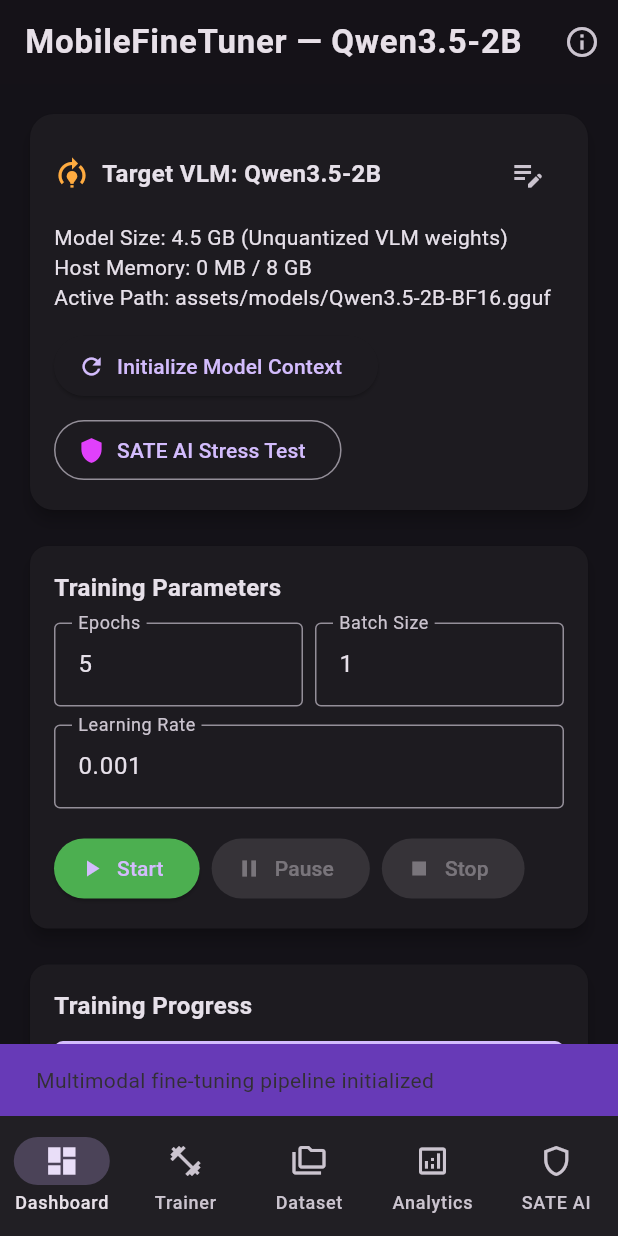
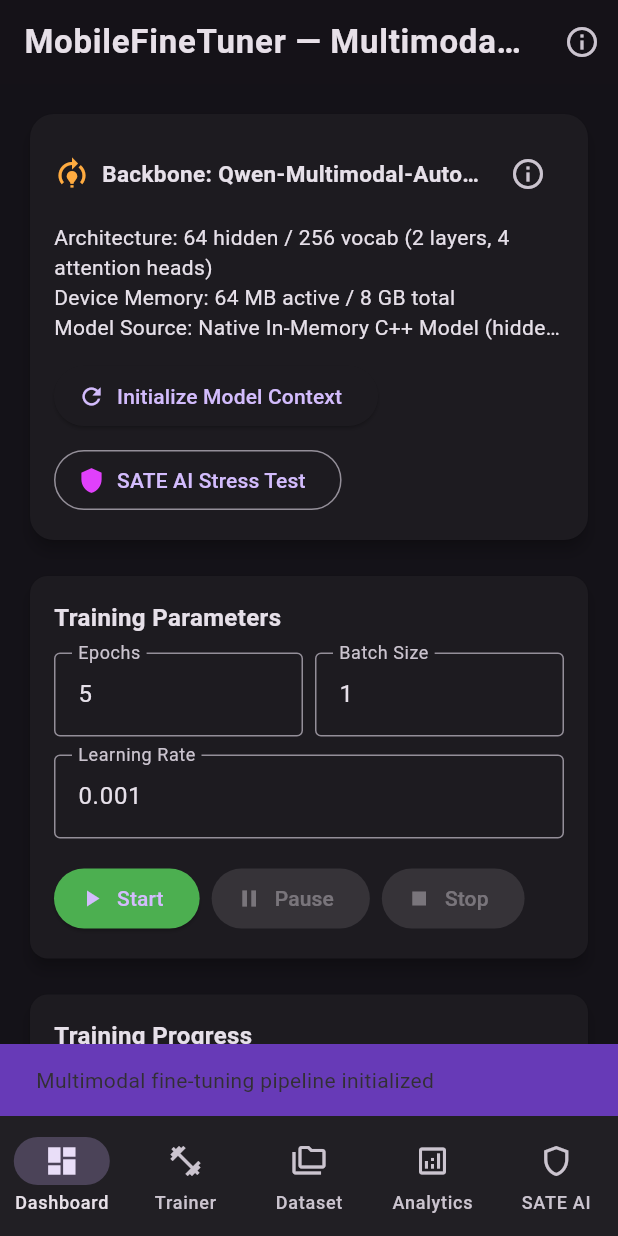
Before and after one commit to tanjirookamado602/multimodal-trainer-flutter, a Flutter app: the screen it shows after launch, after a tap on "Start", on a phone screen of 412 x 824 dp. Run offline on Flutter 3.47's test engine with Material 3 defaults, Android fonts, the phone set to English and light mode, and no system bars; our stand-ins replace fl_chart; missing offline and left inert: dart:ffi, sate_ai.

Commit message:
fix(ui): remove artificial (0, 1.0) graph start point and update labels

```diff
--- a/lib/models/model_info.dart
+++ b/lib/models/model_info.dart
@@ -22,10 +22,10 @@ class ModelStatus {
 
   ModelStatus({
     this.isLoaded = false,
-    this.modelName = 'Qwen3.5-2B',
-    this.size = '4.5 GB',
-    this.memoryUsage = '0 MB',
+    this.modelName = 'Qwen-Multimodal-Autograd (Tiny Backbone)',
+    this.size = '64 hidden / 256 vocab',
+    this.memoryUsage = '64 MB',
     this.totalMemory = '8 GB',
-    this.modelPath = 'assets/models/Qwen3.5-2B-BF16.gguf',
+    this.modelPath = 'Native In-Memory C++ Model (hidden=64, layers=2)',
   });
 }
--- a/lib/providers/training_provider.dart
+++ b/lib/providers/training_provider.dart
@@ -23,9 +23,7 @@ class TrainingProvider extends ChangeNotifier {
   String? lastCheckpointPath;
   String? lastExportedPath;
 
-  final List<FlSpot> _lossHistory = [
-    const FlSpot(0, 1.0),
-  ];
+  final List<FlSpot> _lossHistory = [];
 
   List<FlSpot> get lossHistory => List.unmodifiable(_lossHistory);
   List<String> get logs => Logger.logs;
@@ -52,7 +50,6 @@ class TrainingProvider extends ChangeNotifier {
 
     if (status.state != TrainingState.paused) {
       _lossHistory.clear();
-      _lossHistory.add(const FlSpot(0, 1.0));
     }
 
     status = TrainingStatus.running(
@@ -86,7 +83,8 @@ class TrainingProvider extends ChangeNotifier {
           loss: event.loss,
           accuracy: event.accuracy,
         );
-        Logger.log('Step ${event.step}/${event.totalSteps} (Epoch ${event.epoch}) - Loss: ${event.loss.toStringAsFixed(4)} - Real Accuracy: ${event.accuracy.toStringAsFixed(1)}%');
+        Logger.log('Step ${event.step}/${event.totalSteps} (Epoch ${event.epoch}) - Loss: ${event.loss.toStringAsFixed(4)} - GradNorm: ${event.gradientNorm.toStringAsFixed(4)} - Accuracy: ${event.accuracy.toStringAsFixed(1)}%');
+        print('[DEVICE_STEP] Step ${event.step}/${event.totalSteps} (Epoch ${event.epoch}) - Loss: ${event.loss.toStringAsFixed(4)} - GradNorm: ${event.gradientNorm.toStringAsFixed(4)} - Accuracy: ${event.accuracy.toStringAsFixed(1)}%');
         notifyListeners();
       },
       onDone: () {
--- a/lib/screens/home_screen.dart
+++ b/lib/screens/home_screen.dart
@@ -64,7 +64,7 @@ class _DashboardView extends StatelessWidget {
     return Scaffold(
       appBar: AppBar(
         title: const Text(
-          'MobileFineTuner — Qwen3.5-2B',
+          'MobileFineTuner — Multimodal Autograd',
           style: TextStyle(fontWeight: FontWeight.bold, letterSpacing: 0.5),
         ),
         centerTitle: true,
@@ -145,15 +145,17 @@ class _DashboardView extends StatelessWidget {
                               if (context.mounted) {
                                 ScaffoldMessenger.of(context).showSnackBar(
                                   SnackBar(
-                                    content: Text(ok ? 'Checkpoint saved successfully!' : 'Failed to save checkpoint'),
-                                    backgroundColor: ok ? Colors.green : Colors.red,
+                                    content: Text(ok
+                                        ? 'Checkpoint: Native C++ stub invoked (serialization not yet implemented)'
+                                        : 'Failed to call save checkpoint'),
+                                    backgroundColor: ok ? Colors.orange : Colors.red,
                                   ),
                                 );
                               }
                             }
                           : null,
                       icon: const Icon(Icons.save),
-                      label: const Text('Save Checkpoint'),
+                      label: const Text('Save Checkpoint (Stub)'),
                     ),
                     ElevatedButton.icon(
                       onPressed: provider.canExport
@@ -162,15 +164,17 @@ class _DashboardView extends StatelessWidget {
                               if (context.mounted) {
                                 ScaffoldMessenger.of(context).showSnackBar(
                                   SnackBar(
-                                    content: Text(ok ? 'Model exported to GGUF format!' : 'Failed to export model'),
-                                    backgroundColor: ok ? Colors.blueAccent : Colors.red,
+                                    content: Text(ok
+                                        ? 'GGUF Export: Native C++ stub invoked (serialization not yet implemented)'
+                                        : 'Failed to call export model'),
+                                    backgroundColor: ok ? Colors.orange : Colors.red,
                                   ),
                                 );
                               }
                             }
                           : null,
                       icon: const Icon(Icons.file_upload),
-                      label: const Text('Export Model'),
+                      label: const Text('Export Model GGUF (Stub)'),
                     ),
                   ],
                 ),
--- a/lib/widgets/loss_graph.dart
+++ b/lib/widgets/loss_graph.dart
@@ -11,7 +11,24 @@ class LossGraph extends StatelessWidget {
 
   @override
   Widget build(BuildContext context) {
-    final spots = points.isEmpty ? [const FlSpot(0, 1.0)] : points;
+    if (points.isEmpty) {
+      return Card(
+        elevation: 4,
+        shape: RoundedRectangleBorder(borderRadius: BorderRadius.circular(16)),
+        child: const Padding(
+          padding: EdgeInsets.all(24.0),
+          child: Center(
+            child: Text(
+              'No training steps recorded yet.\nPress Start to begin training.',
+              textAlign: TextAlign.center,
+              style: TextStyle(color: Colors.white70),
+            ),
+          ),
+        ),
+      );
+    }
+
+    final spots = points;
 
     return Card(
       elevation: 4,
--- a/lib/widgets/model_status_card.dart
+++ b/lib/widgets/model_status_card.dart
@@ -14,40 +14,28 @@ class ModelStatusCard extends StatelessWidget {
     showDialog(
       context: context,
       builder: (ctx) => AlertDialog(
-        title: const Text('Configure Model Weight Path'),
-        content: Column(
+        title: const Text('Model Architecture Details'),
+        content: const Column(
           mainAxisSize: MainAxisSize.min,
           crossAxisAlignment: CrossAxisAlignment.start,
           children: [
-            const Text(
-              'Target VLM: Qwen3.5-2B (~4.5 GB)\nEnter local file path or asset path:',
+            Text(
+              'Backbone: Qwen Architecture (Tiny In-Memory)\n'
+              '• Hidden Size: 64\n'
+              '• Intermediate Size: 128\n'
+              '• Layers: 2\n'
+              '• Attention Heads: 4 (KV heads: 2)\n'
+              '• Vocab Size: 256 tokens\n'
+              '• Trainable Projector: W_proj [64, 32]\n\n'
+              'Note: Base transformer weights are frozen. Only the multimodal visual projection matrix is updated via backward pass.',
               style: TextStyle(fontSize: 13, color: Colors.white70),
-            ),
-            const SizedBox(height: 12),
-            TextField(
-              controller: controller,
-              decoration: const InputDecoration(
-                border: OutlineInputBorder(),
-                labelText: 'Model Path (.gguf)',
-                hintText: '/sdcard/Download/qwen3.5-2b.gguf',
-              ),
             ),
           ],
         ),
         actions: [
-          TextButton(
+          ElevatedButton(
             onPressed: () => Navigator.pop(ctx),
-            child: const Text('Cancel'),
-          ),
-          ElevatedButton(
-            onPressed: () {
-              final newPath = controller.text.trim();
-              if (newPath.isNotEmpty) {
-                modelProvider.loadModel(newPath);
-              }
-              Navigator.pop(ctx);
-            },
-            child: const Text('Load Model'),
+            child: const Text('Close'),
           ),
         ],
       ),
@@ -79,8 +67,8 @@ class ModelStatusCard extends StatelessWidget {
                       const SizedBox(width: 8),
                       Flexible(
                         child: Text(
-                          'Target VLM: ${status.modelName}',
-                          style: const TextStyle(fontSize: 16, fontWeight: FontWeight.bold),
+                          'Backbone: ${status.modelName}',
+                          style: const TextStyle(fontSize: 15, fontWeight: FontWeight.bold),
                           overflow: TextOverflow.ellipsis,
                         ),
                       ),
@@ -88,16 +76,16 @@ class ModelStatusCard extends StatelessWidget {
                   ),
                 ),
                 IconButton(
-                  icon: const Icon(Icons.edit_note),
-                  tooltip: 'Change Model Path',
+                  icon: const Icon(Icons.info_outline),
+                  tooltip: 'Model Info',
                   onPressed: () => _showPathDialog(context, modelProvider),
                 ),
               ],
             ),
             const SizedBox(height: 8),
-            Text('Model Size: ${status.size} (Unquantized VLM weights)'),
-            Text('Host Memory: ${status.memoryUsage} / ${status.totalMemory}'),
-            Text('Active Path: ${status.modelPath}', overflow: TextOverflow.ellipsis),
+            Text('Architecture: ${status.size} (2 layers, 4 attention heads)'),
+            Text('Device Memory: ${status.memoryUsage} active / ${status.totalMemory} total'),
+            Text('Model Source: ${status.modelPath}', overflow: TextOverflow.ellipsis),
             const SizedBox(height: 12),
             Wrap(
               spacing: 8,
```
Also changed, not shown: 1 other file.
